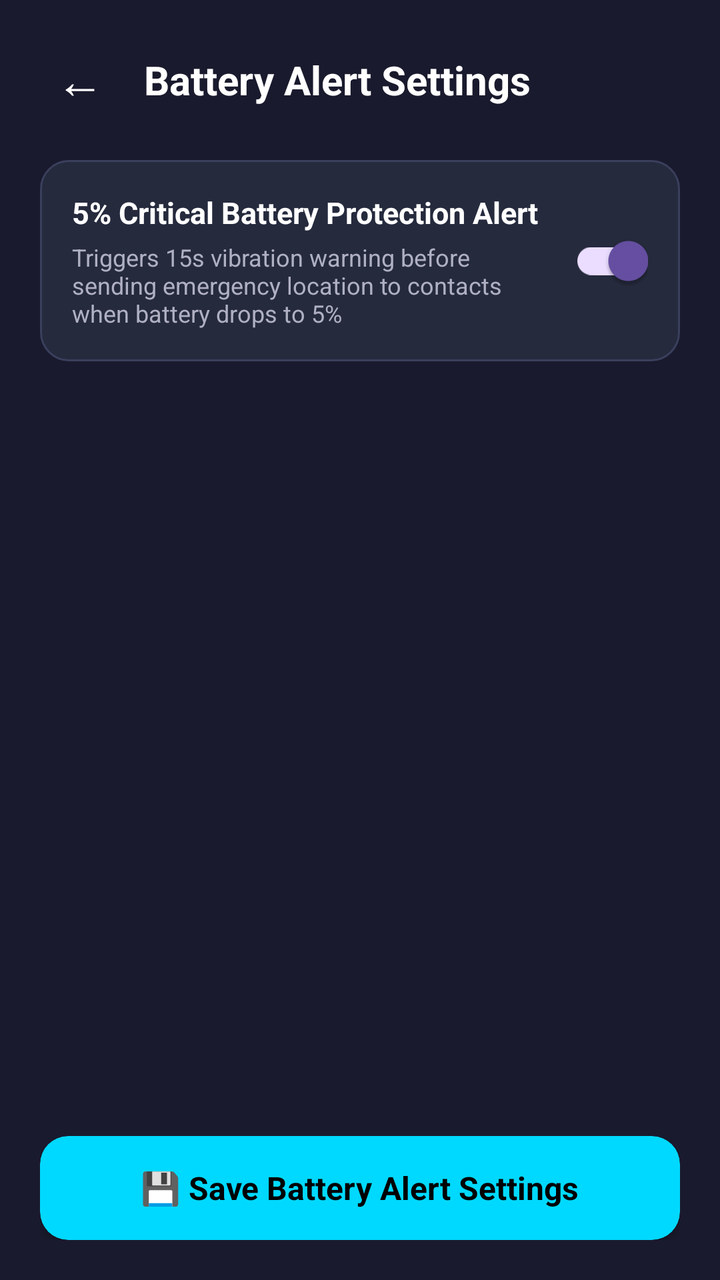
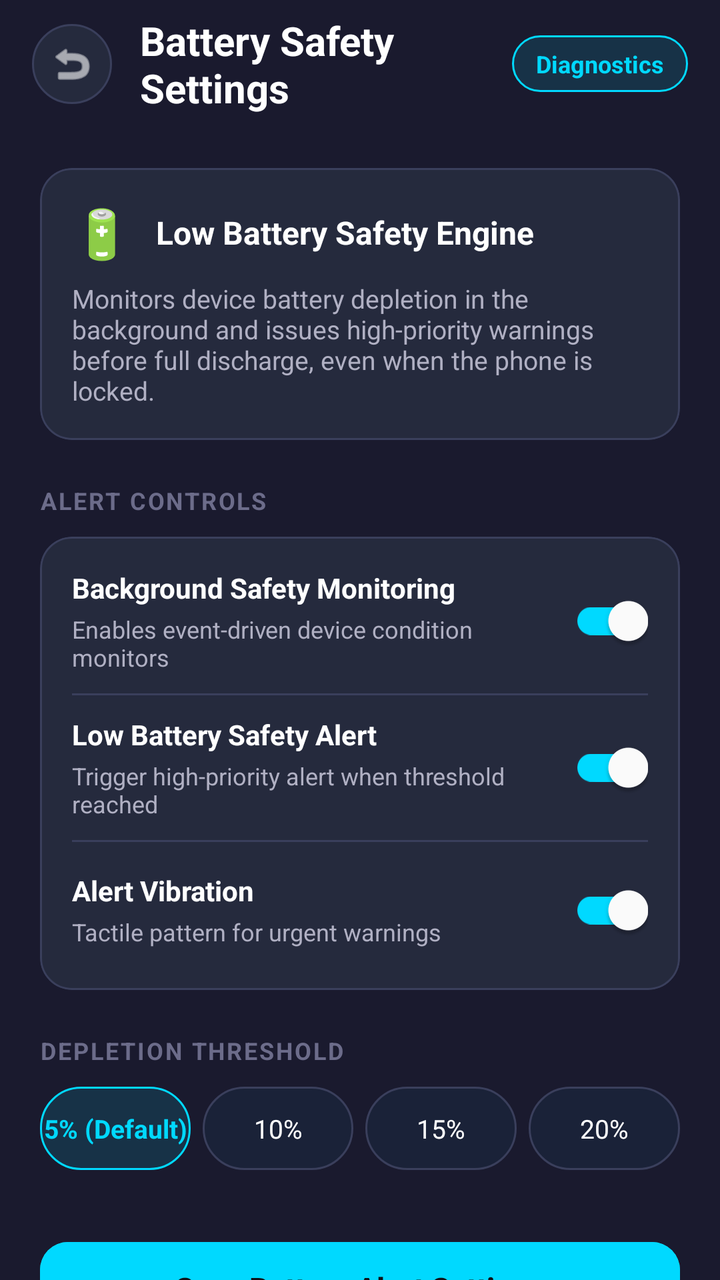

Screens rendered from an Android XML layout before and after an edit, with the pre-edit source and the edit as a unified diff.
<!-- AndroidManifest.xml: application theme Theme.SOSense -->
<!-- res/layout/activity_battery_alert_settings.xml -->
<?xml version="1.0" encoding="utf-8"?>
<LinearLayout xmlns:android="http://schemas.android.com/apk/res/android"
    xmlns:app="http://schemas.android.com/apk/res-auto"
    android:layout_width="match_parent"
    android:layout_height="match_parent"
    android:background="@color/bg_dark_primary"
    android:orientation="vertical"
    android:padding="20dp">

    
    <LinearLayout
        android:layout_width="match_parent"
        android:layout_height="wrap_content"
        android:gravity="center_vertical"
        android:orientation="horizontal">

        <TextView
            android:id="@+id/btnBack"
            android:layout_width="40dp"
            android:layout_height="40dp"
            android:background="?attr/selectableItemBackgroundBorderless"
            android:gravity="center"
            android:text="←"
            android:textColor="@color/text_primary"
            android:textSize="24sp" />

        <TextView
            android:layout_width="0dp"
            android:layout_height="wrap_content"
            android:layout_marginStart="12dp"
            android:layout_weight="1"
            android:text="@string/title_battery_settings"
            android:textColor="@color/text_primary"
            android:textSize="20sp"
            android:textStyle="bold" />
    </LinearLayout>

    <LinearLayout
        android:layout_width="match_parent"
        android:layout_height="wrap_content"
        android:layout_marginTop="20dp"
        android:background="@drawable/bg_card"
        android:orientation="vertical"
        android:padding="16dp">

        <LinearLayout
            android:layout_width="match_parent"
            android:layout_height="wrap_content"
            android:gravity="center_vertical"
            android:orientation="horizontal">

            <LinearLayout
                android:layout_width="0dp"
                android:layout_height="wrap_content"
                android:layout_weight="1"
                android:orientation="vertical">

                <TextView
                    android:layout_width="wrap_content"
                    android:layout_height="wrap_content"
                    android:text="5% Critical Battery Protection Alert"
                    android:textColor="@color/text_primary"
                    android:textSize="15sp"
                    android:textStyle="bold" />

                <TextView
                    android:layout_width="wrap_content"
                    android:layout_height="wrap_content"
                    android:layout_marginTop="4dp"
                    android:text="Triggers 15s vibration warning before sending emergency location to contacts when battery drops to 5%"
                    android:textColor="@color/text_secondary"
                    android:textSize="12sp" />
            </LinearLayout>

            <androidx.appcompat.widget.SwitchCompat
                android:id="@+id/switchBattery5Pct"
                android:layout_width="wrap_content"
                android:layout_height="wrap_content"
                android:checked="true" />
        </LinearLayout>
    </LinearLayout>

    <View
        android:layout_width="match_parent"
        android:layout_height="0dp"
        android:layout_weight="1" />

    <androidx.cardview.widget.CardView
        android:id="@+id/btnSaveBatterySettings"
        android:layout_width="match_parent"
        android:layout_height="52dp"
        app:cardBackgroundColor="@color/accent_teal"
        app:cardCornerRadius="14dp">

        <TextView
            android:layout_width="wrap_content"
            android:layout_height="wrap_content"
            android:layout_gravity="center"
            android:text="💾 Save Battery Alert Settings"
            android:textColor="@color/black"
            android:textSize="16sp"
            android:textStyle="bold" />
    </androidx.cardview.widget.CardView>

</LinearLayout>
<!-- resources referenced by this layout -->
<resources>
  <color name="accent_teal">#00D9FF</color>
  <color name="bg_dark_primary">#1A1A2E</color>
  <color name="black">#FF000000</color>
  <color name="text_primary">#FFFFFF</color>
  <color name="text_secondary">#B0B0C3</color>
  <!-- drawable bg_card (drawable) -->
  <?xml version="1.0" encoding="utf-8"?>
  <shape xmlns:android="http://schemas.android.com/apk/res/android">
      <solid android:color="#252A3D" />
      <stroke android:width="1dp" android:color="#3A3F5C" />
      <corners android:radius="14dp" />
  </shape>
  <string name="title_battery_settings">Battery Alert Settings</string>
  <style name="Theme.SOSense" parent="Base.Theme.SOSense" />
  <style name="Base.Theme.SOSense" parent="Theme.Material3.DayNight.NoActionBar">
          <item name="android:statusBarColor">@color/bg_dark_primary</item>
          <item name="android:navigationBarColor">@color/bg_dark_primary</item>
          <item name="android:windowDrawsSystemBarBackgrounds">true</item>
          <item name="android:windowLightStatusBar">false</item>
          <item name="android:windowLightNavigationBar" tools:targetApi="o_mr1">false</item>
      </style>
</resources>

<!-- the commit's change to res/layout/activity_battery_alert_settings.xml (unified diff, before → after) -->
@@ -4,102 +4,364 @@
     android:layout_width="match_parent"
     android:layout_height="match_parent"
     android:background="@color/bg_dark_primary"
-    android:orientation="vertical"
-    android:padding="20dp">
+    android:orientation="vertical">
 
     
     <LinearLayout
         android:layout_width="match_parent"
-        android:layout_height="wrap_content"
+        android:layout_height="?attr/actionBarSize"
         android:gravity="center_vertical"
-        android:orientation="horizontal">
-
-        <TextView
+        android:orientation="horizontal"
+        android:paddingHorizontal="16dp">
+
+        <ImageView
             android:id="@+id/btnBack"
             android:layout_width="40dp"
             android:layout_height="40dp"
-            android:background="?attr/selectableItemBackgroundBorderless"
-            android:gravity="center"
-            android:text="←"
-            android:textColor="@color/text_primary"
-            android:textSize="24sp" />
+            android:background="@drawable/bg_header_btn"
+            android:clickable="true"
+            android:contentDescription="Back"
+            android:focusable="true"
+            android:padding="8dp"
+            android:src="@android:drawable/ic_menu_revert"
+            app:tint="@color/text_primary" />
 
         <TextView
             android:layout_width="0dp"
             android:layout_height="wrap_content"
-            android:layout_marginStart="12dp"
+            android:layout_marginStart="14dp"
             android:layout_weight="1"
-            android:text="@string/title_battery_settings"
+            android:text="Battery Safety Settings"
             android:textColor="@color/text_primary"
             android:textSize="20sp"
             android:textStyle="bold" />
+
+        <TextView
+            android:id="@+id/tvOpenDiag"
+            android:layout_width="wrap_content"
+            android:layout_height="wrap_content"
+            android:background="@drawable/bg_pill_accent"
+            android:clickable="true"
+            android:focusable="true"
+            android:paddingHorizontal="12dp"
+            android:paddingVertical="6dp"
+            android:text="Diagnostics"
+            android:textColor="@color/accent_cyan"
+            android:textSize="12sp"
+            android:textStyle="bold" />
     </LinearLayout>
 
-    <LinearLayout
+    <androidx.core.widget.NestedScrollView
         android:layout_width="match_parent"
-        android:layout_height="wrap_content"
-        android:layout_marginTop="20dp"
-        android:background="@drawable/bg_card"
-        android:orientation="vertical"
-        android:padding="16dp">
+        android:layout_height="0dp"
+        android:layout_weight="1"
+        android:fillViewport="true"
+        android:overScrollMode="never">
 
         <LinearLayout
             android:layout_width="match_parent"
             android:layout_height="wrap_content"
-            android:gravity="center_vertical"
-            android:orientation="horizontal">
+            android:orientation="vertical"
+            android:padding="20dp">
+
+            
+            <com.google.android.material.card.MaterialCardView
+                android:layout_width="match_parent"
+                android:layout_height="wrap_content"
+                app:cardBackgroundColor="@color/card_bg"
+                app:cardCornerRadius="16dp"
+                app:cardElevation="0dp"
+                app:strokeColor="@color/surface_border"
+                app:strokeWidth="1dp">
+
+                <LinearLayout
+                    android:layout_width="match_parent"
+                    android:layout_height="wrap_content"
+                    android:orientation="vertical"
+                    android:padding="16dp">
+
+                    <LinearLayout
+                        android:layout_width="match_parent"
+                        android:layout_height="wrap_content"
+                        android:gravity="center_vertical"
+                        android:orientation="horizontal">
+
+                        <TextView
+                            android:layout_width="wrap_content"
+                            android:layout_height="wrap_content"
+                            android:text="🔋"
+                            android:textSize="24sp" />
+
+                        <TextView
+                            android:layout_width="0dp"
+                            android:layout_height="wrap_content"
+                            android:layout_marginStart="12dp"
+                            android:layout_weight="1"
+                            android:text="Low Battery Safety Engine"
+                            android:textColor="@color/text_primary"
+                            android:textSize="16sp"
+                            android:textStyle="bold" />
+                    </LinearLayout>
+
+                    <TextView
+                        android:layout_width="match_parent"
+                        android:layout_height="wrap_content"
+                        android:layout_marginTop="8dp"
+                        android:text="Monitors device battery depletion in the background and issues high-priority warnings before full discharge, even when the phone is locked."
+                        android:textColor="@color/text_secondary"
+                        android:textSize="13sp" />
+                </LinearLayout>
+            </com.google.android.material.card.MaterialCardView>
+
+            
+            <TextView
+                android:layout_width="wrap_content"
+                android:layout_height="wrap_content"
+                android:layout_marginTop="22dp"
+                android:letterSpacing="0.08"
+                android:text="ALERT CONTROLS"
+                android:textColor="@color/text_muted"
+                android:textSize="12sp"
+                android:textStyle="bold" />
+
+            <com.google.android.material.card.MaterialCardView
+                android:layout_width="match_parent"
+                android:layout_height="wrap_content"
+                android:layout_marginTop="10dp"
+                app:cardBackgroundColor="@color/card_bg"
+                app:cardCornerRadius="16dp"
+                app:cardElevation="0dp"
+                app:strokeColor="@color/surface_border"
+                app:strokeWidth="1dp">
+
+                <LinearLayout
+                    android:layout_width="match_parent"
+                    android:layout_height="wrap_content"
+                    android:orientation="vertical"
+                    android:padding="16dp">
+
+                    
+                    <LinearLayout
+                        android:layout_width="match_parent"
+                        android:layout_height="wrap_content"
+                        android:gravity="center_vertical"
+                        android:orientation="horizontal">
+
+                        <LinearLayout
+                            android:layout_width="0dp"
+                            android:layout_height="wrap_content"
+                            android:layout_weight="1"
+                            android:orientation="vertical">
+
+                            <TextView
+                                android:layout_width="wrap_content"
+                                android:layout_height="wrap_content"
+                                android:text="Background Safety Monitoring"
+                                android:textColor="@color/text_primary"
+                                android:textSize="14sp"
+                                android:textStyle="bold" />
+
+                            <TextView
+                                android:layout_width="wrap_content"
+                                android:layout_height="wrap_content"
+                                android:layout_marginTop="3dp"
+                                android:text="Enables event-driven device condition monitors"
+                                android:textColor="@color/text_secondary"
+                                android:textSize="12sp" />
+                        </LinearLayout>
+
+                        <com.google.android.material.switchmaterial.SwitchMaterial
+                            android:id="@+id/switchBackgroundSafety"
+                            android:layout_width="wrap_content"
+                            android:layout_height="wrap_content"
+                            android:checked="true"
+                            app:thumbTint="@color/white"
+                            app:trackTint="@color/accent_cyan" />
+                    </LinearLayout>
+
+                    <View
+                        android:layout_width="match_parent"
+                        android:layout_height="1dp"
+                        android:layout_marginVertical="10dp"
+                        android:background="@color/surface_border" />
+
+                    
+                    <LinearLayout
+                        android:layout_width="match_parent"
+                        android:layout_height="wrap_content"
+                        android:gravity="center_vertical"
+                        android:orientation="horizontal">
+
+                        <LinearLayout
+                            android:layout_width="0dp"
+                            android:layout_height="wrap_content"
+                            android:layout_weight="1"
+                            android:orientation="vertical">
+
+                            <TextView
+                                android:layout_width="wrap_content"
+                                android:layout_height="wrap_content"
+                                android:text="Low Battery Safety Alert"
+                                android:textColor="@color/text_primary"
+                                android:textSize="14sp"
+                                android:textStyle="bold" />
+
+                            <TextView
+                                android:layout_width="wrap_content"
+                                android:layout_height="wrap_content"
+                                android:layout_marginTop="3dp"
+                                android:text="Trigger high-priority alert when threshold reached"
+                                android:textColor="@color/text_secondary"
+                                android:textSize="12sp" />
+                        </LinearLayout>
+
+                        <com.google.android.material.switchmaterial.SwitchMaterial
+                            android:id="@+id/switchBatteryAlert"
+                            android:layout_width="wrap_content"
+                            android:layout_height="wrap_content"
+                            android:checked="true"
+                            app:thumbTint="@color/white"
+                            app:trackTint="@color/accent_cyan" />
+                    </LinearLayout>
+
+                    <View
+                        android:layout_width="match_parent"
+                        android:layout_height="1dp"
+                        android:layout_marginVertical="10dp"
+                        android:background="@color/surface_border" />
+
+                    
+                    <LinearLayout
+                        android:layout_width="match_parent"
+                        android:layout_height="wrap_content"
+                        android:gravity="center_vertical"
+                        android:orientation="horizontal">
+
+                        <LinearLayout
+                            android:layout_width="0dp"
+                            android:layout_height="wrap_content"
+                            android:layout_weight="1"
+                            android:orientation="vertical">
+
+                            <TextView
+                                android:layout_width="wrap_content"
+                                android:layout_height="wrap_content"
+                                android:text="Alert Vibration"
+                                android:textColor="@color/text_primary"
+                                android:textSize="14sp"
+                                android:textStyle="bold" />
+
+                            <TextView
+                                android:layout_width="wrap_content"
+                                android:layout_height="wrap_content"
+                                android:layout_marginTop="3dp"
+                                android:text="Tactile pattern for urgent warnings"
+                                android:textColor="@color/text_secondary"
+                                android:textSize="12sp" />
+                        </LinearLayout>
+
+                        <com.google.android.material.switchmaterial.SwitchMaterial
+                            android:id="@+id/switchBatteryVibration"
+                            android:layout_width="wrap_content"
+                            android:layout_height="wrap_content"
+                            android:checked="true"
+                            app:thumbTint="@color/white"
+                            app:trackTint="@color/accent_cyan" />
+                    </LinearLayout>
+                </LinearLayout>
+            </com.google.android.material.card.MaterialCardView>
+
+            
+            <TextView
+                android:layout_width="wrap_content"
+                android:layout_height="wrap_content"
+                android:layout_marginTop="22dp"
+                android:letterSpacing="0.08"
+                android:text="DEPLETION THRESHOLD"
+                android:textColor="@color/text_muted"
+                android:textSize="12sp"
+                android:textStyle="bold" />
 
             <LinearLayout
-                android:layout_width="0dp"
-                android:layout_height="wrap_content"
-                android:layout_weight="1"
-                android:orientation="vertical">
+                android:layout_width="match_parent"
+                android:layout_height="wrap_content"
+                android:layout_marginTop="10dp"
+                android:orientation="horizontal">
 
                 <TextView
-                    android:layout_width="wrap_content"
-                    android:layout_height="wrap_content"
-                    android:text="5% Critical Battery Protection Alert"
+                    android:id="@+id/chipThreshold5"
+                    android:layout_width="0dp"
+                    android:layout_height="wrap_content"
+                    android:layout_marginEnd="6dp"
+                    android:layout_weight="1"
+                    android:background="@drawable/bg_pill_accent"
+                    android:clickable="true"
+                    android:focusable="true"
+                    android:gravity="center"
+                    android:paddingVertical="12dp"
+                    android:text="5% (Default)"
+                    android:textColor="@color/accent_cyan"
+                    android:textSize="13sp"
+                    android:textStyle="bold" />
+
+                <TextView
+                    android:id="@+id/chipThreshold10"
+                    android:layout_width="0dp"
+                    android:layout_height="wrap_content"
+                    android:layout_marginEnd="6dp"
+                    android:layout_weight="1"
+                    android:background="@drawable/bg_pill_neutral"
+                    android:clickable="true"
+                    android:focusable="true"
+                    android:gravity="center"
+                    android:paddingVertical="12dp"
+                    android:text="10%"
                     android:textColor="@color/text_primary"
-                    android:textSize="15sp"
-                    android:textStyle="bold" />
+                    android:textSize="13sp" />
 
                 <TextView
-                    android:layout_width="wrap_content"
-                    android:layout_height="wrap_content"
-                    android:layout_marginTop="4dp"
-                    android:text="Triggers 15s vibration warning before sending emergency location to contacts when battery drops to 5%"
-                    android:textColor="@color/text_secondary"
-                    android:textSize="12sp" />
+                    android:id="@+id/chipThreshold15"
+                    android:layout_width="0dp"
+                    android:layout_height="wrap_content"
+                    android:layout_marginEnd="6dp"
+                    android:layout_weight="1"
+                    android:background="@drawable/bg_pill_neutral"
+                    android:clickable="true"
+                    android:focusable="true"
+                    android:gravity="center"
+                    android:paddingVertical="12dp"
+                    android:text="15%"
+                    android:textColor="@color/text_primary"
+                    android:textSize="13sp" />
+
+                <TextView
+                    android:id="@+id/chipThreshold20"
+                    android:layout_width="0dp"
+                    android:layout_height="wrap_content"
+                    android:layout_weight="1"
+                    android:background="@drawable/bg_pill_neutral"
+                    android:clickable="true"
+                    android:focusable="true"
+                    android:gravity="center"
+                    android:paddingVertical="12dp"
+                    android:text="20%"
+                    android:textColor="@color/text_primary"
+                    android:textSize="13sp" />
             </LinearLayout>
 
-            <androidx.appcompat.widget.SwitchCompat
-                android:id="@+id/switchBattery5Pct"
-                android:layout_width="wrap_content"
-                android:layout_height="wrap_content"
-                android:checked="true" />
+            
+            <com.google.android.material.button.MaterialButton
+                android:id="@+id/btnSaveBatterySettings"
+                android:layout_width="match_parent"
+                android:layout_height="54dp"
+                android:layout_marginTop="32dp"
+                android:backgroundTint="@color/accent_cyan"
+                android:text="Save Battery Alert Settings"
+                android:textColor="#0D1117"
+                android:textSize="15sp"
+                android:textStyle="bold"
+                app:cornerRadius="14dp" />
+
         </LinearLayout>
-    </LinearLayout>
-
-    <View
-        android:layout_width="match_parent"
-        android:layout_height="0dp"
-        android:layout_weight="1" />
-
-    <androidx.cardview.widget.CardView
-        android:id="@+id/btnSaveBatterySettings"
-        android:layout_width="match_parent"
-        android:layout_height="52dp"
-        app:cardBackgroundColor="@color/accent_teal"
-        app:cardCornerRadius="14dp">
-
-        <TextView
-            android:layout_width="wrap_content"
-            android:layout_height="wrap_content"
-            android:layout_gravity="center"
-            android:text="💾 Save Battery Alert Settings"
-            android:textColor="@color/black"
-            android:textSize="16sp"
-            android:textStyle="bold" />
-    </androidx.cardview.widget.CardView>
-
+    </androidx.core.widget.NestedScrollView>
 </LinearLayout>
<!-- resource entries referenced after the edit -->
@@ -1,18 +1,38 @@
 <!-- resources referenced by this layout -->
 <resources>
-  <color name="accent_teal">#00D9FF</color>
+  <color name="accent_cyan">#00D9FF</color>
   <color name="bg_dark_primary">#1A1A2E</color>
-  <color name="black">#FF000000</color>
+  <color name="card_bg">#252A3D</color>
+  <color name="surface_border">#3A3F5C</color>
+  <color name="text_muted">#6C6C8A</color>
   <color name="text_primary">#FFFFFF</color>
   <color name="text_secondary">#B0B0C3</color>
-  <!-- drawable bg_card (drawable) -->
+  <color name="white">#FFFFFFFF</color>
+  <!-- drawable bg_header_btn (drawable) -->
+  <?xml version="1.0" encoding="utf-8"?>
+  <ripple xmlns:android="http://schemas.android.com/apk/res/android"
+      android:color="#33FFFFFF">
+      <item>
+          <shape android:shape="oval">
+              <solid android:color="#252A3D" />
+              <stroke android:width="1dp" android:color="#3A3F5C" />
+          </shape>
+      </item>
+  </ripple>
+  <!-- drawable bg_pill_accent (drawable) -->
   <?xml version="1.0" encoding="utf-8"?>
   <shape xmlns:android="http://schemas.android.com/apk/res/android">
-      <solid android:color="#252A3D" />
+      <solid android:color="#1F00D9FF" />
+      <stroke android:width="1dp" android:color="#00D9FF" />
+      <corners android:radius="20dp" />
+  </shape>
+  <!-- drawable bg_pill_neutral (drawable) -->
+  <?xml version="1.0" encoding="utf-8"?>
+  <shape xmlns:android="http://schemas.android.com/apk/res/android">
+      <solid android:color="#1A2238" />
       <stroke android:width="1dp" android:color="#3A3F5C" />
-      <corners android:radius="14dp" />
+      <corners android:radius="24dp" />
   </shape>
-  <string name="title_battery_settings">Battery Alert Settings</string>
   <style name="Theme.SOSense" parent="Base.Theme.SOSense" />
   <style name="Base.Theme.SOSense" parent="Theme.Material3.DayNight.NoActionBar">
           <item name="android:statusBarColor">@color/bg_dark_primary</item>
